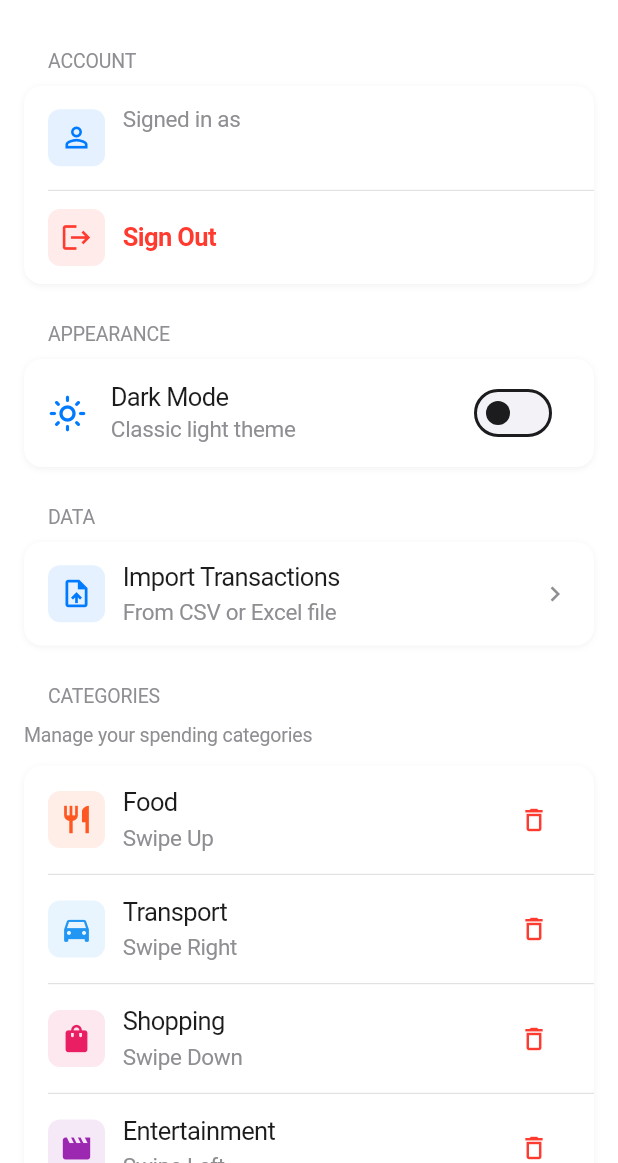
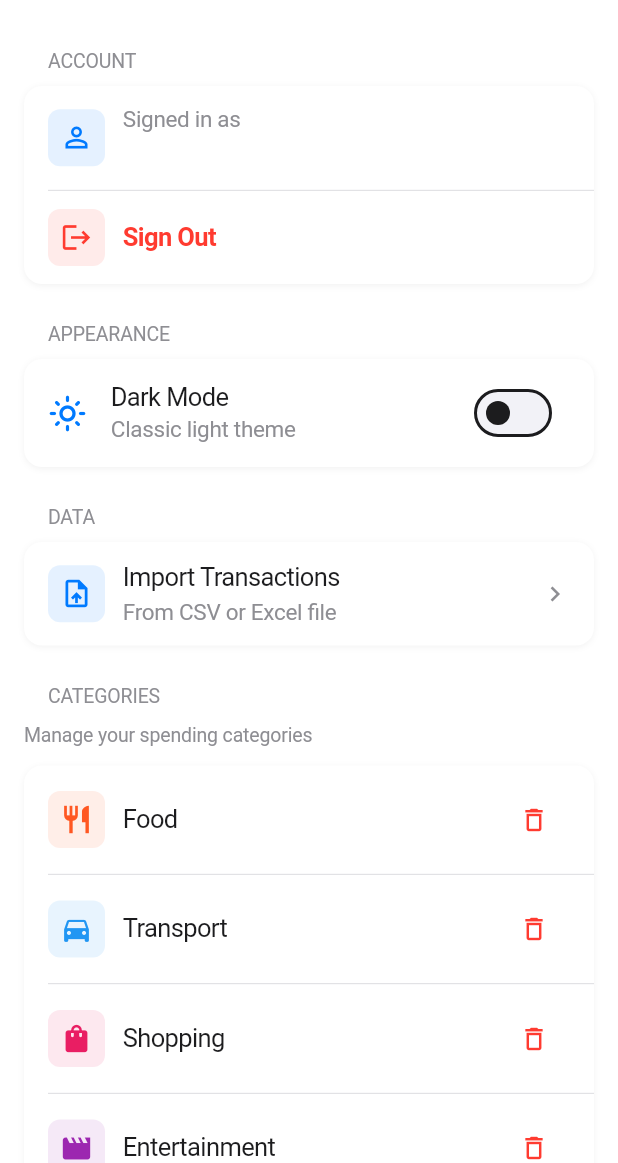
Before and after one commit to grantgoodstein98-max/-swipe-spend, a Flutter app: the screen it shows once a user with an empty profile is signed in, after a tap on the "settings" icon, on a phone screen of 412 x 824 dp, the part 73-1236 px from its top. Run offline on Flutter 3.47's test engine with Material 3 defaults, Android fonts, the phone set to English and light mode, and no system bars; our stand-ins replace cloud_firestore, csv, file_picker, firebase_auth, firebase_core, fl_chart and 3 more; missing offline and left inert: excel; accounts and stored records are empty.

Commit message:
Decouple categories from swipe mappings
Major refactor to allow unlimited categories without requiring swipe assignments:

- Removed swipeDirection requirement from Category model
- Created separate swipe mapping system stored independently
- Fixed "Other" category to always map to down swipe (locked)
- Only up/left/right swipes are user-configurable
- Top 3 categories plus Other are mapped by default
- Categories can now be added freely without swipe constraints
- Updated UI to show lock icon for down swipe
- Simplified add/edit category dialogs (no direction selection needed)
- Fixed spending_analyzer.dart to work without swipeDirection

🤖 Generated with [Claude Code](https://claude.com/claude-code)

Co-Authored-By: Claude <noreply@anthropic.com>

```diff
--- a/lib/models/category.dart
+++ b/lib/models/category.dart
@@ -9,14 +9,12 @@ class Category {
   final String id;
   final String name;
   final String colorHex;
-  final SwipeDirection swipeDirection;
   final String iconName;
 
   Category({
     required this.id,
     required this.name,
     required this.colorHex,
-    required this.swipeDirection,
     required this.iconName,
   });
 
@@ -26,7 +24,6 @@ class Category {
       'id': id,
       'name': name,
       'colorHex': colorHex,
-      'swipeDirection': swipeDirection.toString().split('.').last,
       'iconName': iconName,
     };
   }
@@ -37,9 +34,6 @@ class Category {
       id: json['id'] as String,
       name: json['name'] as String,
       colorHex: json['colorHex'] as String,
-      swipeDirection: SwipeDirection.values.firstWhere(
-        (e) => e.toString().split('.').last == json['swipeDirection'],
-      ),
       iconName: json['iconName'] as String,
     );
   }
@@ -65,7 +59,7 @@ class Category {
 
   @override
   String toString() {
-    return 'Category{id: $id, name: $name, swipeDirection: $swipeDirection}';
+    return 'Category{id: $id, name: $name}';
   }
 
   /// Create default categories for initial setup
@@ -75,44 +69,42 @@ class Category {
         id: '1',
         name: 'Food',
         colorHex: 'FF5722',
-        swipeDirection: SwipeDirection.up,
         iconName: 'restaurant',
       ),
       Category(
         id: '2',
         name: 'Transport',
         colorHex: '2196F3',
-        swipeDirection: SwipeDirection.right,
         iconName: 'directions_car',
       ),
       Category(
         id: '3',
         name: 'Shopping',
         colorHex: 'E91E63',
-        swipeDirection: SwipeDirection.down,
         iconName: 'shopping_bag',
       ),
       Category(
         id: '4',
         name: 'Entertainment',
         colorHex: '9C27B0',
-        swipeDirection: SwipeDirection.left,
         iconName: 'movie',
       ),
       Category(
         id: '5',
-        name: 'Bills',
-        colorHex: 'FF9800',
-        swipeDirection: SwipeDirection.up,
-        iconName: 'receipt',
-      ),
-      Category(
-        id: '6',
         name: 'Other',
         colorHex: '607D8B',
-        swipeDirection: SwipeDirection.down,
         iconName: 'category',
       ),
     ];
   }
+
+  /// Get default swipe mappings (Other=down, top 3 categories for other directions)
+  static Map<SwipeDirection, String> getDefaultSwipeMappings() {
+    return {
+      SwipeDirection.down: '5',  // Other - fixed
+      SwipeDirection.up: '1',     // Food
+      SwipeDirection.right: '2',  // Transport
+      SwipeDirection.left: '3',   // Shopping
+    };
+  }
 }
--- a/lib/screens/settings_screen.dart
+++ b/lib/screens/settings_screen.dart
@@ -538,11 +538,14 @@ class SettingsScreen extends StatelessWidget {
     final currentCategory = categoryId != null
         ? categoryProvider.getCategoryById(categoryId)
         : null;
+    final isDownDirection = direction == model.SwipeDirection.down;
 
     return Material(
       color: Colors.transparent,
       child: InkWell(
-        onTap: () => _showCategoryPicker(
+        onTap: isDownDirection
+            ? null // Disable tap for down direction
+            : () => _showCategoryPicker(
                   context,
                   title,
                   direction,
@@ -609,9 +612,9 @@ class SettingsScreen extends StatelessWidget {
                 ),
               ),
 
-              // iOS-style chevron
+              // iOS-style chevron or lock icon
               Icon(
-                Icons.chevron_right,
+                isDownDirection ? Icons.lock_outline : Icons.chevron_right,
                 color: theme.textTheme.bodySmall?.color,
                 size: 20,
               ),
@@ -630,6 +633,16 @@ class SettingsScreen extends StatelessWidget {
     List<model.Category> categories,
     CategoryProvider categoryProvider,
   ) {
+    // Don't allow changing down swipe (reserved for "Other")
+    if (direction == model.SwipeDirection.down) {
+      return;
+    }
+
+    // Filter out "Other" category for non-down directions
+    final selectableCategories = categories
+        .where((c) => c.name.toLowerCase() != 'other')
+        .toList();
+
     final theme = Theme.of(context);
     final isDark = theme.brightness == Brightness.dark;
 
@@ -684,13 +697,13 @@ class SettingsScreen extends StatelessWidget {
                 ),
                 child: ListView.separated(
                   shrinkWrap: true,
-                  itemCount: categories.length,
+                  itemCount: selectableCategories.length,
                   separatorBuilder: (context, index) => const Divider(
                     height: 1,
                     indent: 72,
                   ),
                   itemBuilder: (context, index) {
-                    final category = categories[index];
+                    final category = selectableCategories[index];
                     final isCurrentlyMapped =
                         categoryProvider.getCategoryForSwipe(direction) ==
                             category.id;
@@ -807,21 +820,11 @@ class SettingsScreen extends StatelessWidget {
               ),
               const SizedBox(width: 12),
 
-              // Category name and swipe direction
+              // Category name
               Expanded(
-                child: Column(
-                  crossAxisAlignment: CrossAxisAlignment.start,
-                  children: [
-                    Text(
+                child: Text(
                   category.name,
                   style: theme.textTheme.bodyLarge,
-                    ),
-                    const SizedBox(height: 2),
-                    Text(
-                      _getDirectionDisplayName(category.swipeDirection),
-                      style: theme.textTheme.bodySmall,
-                    ),
-                  ],
                 ),
               ),
 
@@ -864,22 +867,7 @@ class SettingsScreen extends StatelessWidget {
     BuildContext context,
     CategoryProvider categoryProvider,
   ) async {
-    final availableDirections = categoryProvider.getAvailableDirections();
-
-    if (availableDirections.isEmpty) {
-      ScaffoldMessenger.of(context).showSnackBar(
-        const SnackBar(
-          content: Text('All swipe directions are already assigned'),
-          duration: Duration(seconds: 2),
-        ),
-      );
-      return;
-    }
-
-    final newCategory = await AddCategoryDialog.showAdd(
-      context,
-      availableDirections,
-    );
+    final newCategory = await AddCategoryDialog.showAdd(context);
 
     if (newCategory != null) {
       try {
@@ -917,14 +905,9 @@ class SettingsScreen extends StatelessWidget {
     model.Category category,
     CategoryProvider categoryProvider,
   ) async {
-    final availableDirections = categoryProvider.getAvailableDirections(
-      excludeCategoryId: category.id,
-    );
-
     final updatedCategory = await AddCategoryDialog.showEdit(
       context,
       category,
-      availableDirections,
     );
 
     if (updatedCategory != null) {
--- a/lib/services/category_service.dart
+++ b/lib/services/category_service.dart
@@ -5,6 +5,7 @@ import '../models/category.dart';
 /// Service for managing categories with local persistence
 class CategoryService {
   static const String _categoriesKey = 'categories';
+  static const String _swipeMappingsKey = 'swipe_mappings';
 
   /// Save categories to local storage
   Future<void> saveCategories(List<Category> categories) async {
@@ -69,8 +70,55 @@ class CategoryService {
     try {
       final prefs = await SharedPreferences.getInstance();
       await prefs.remove(_categoriesKey);
+      await prefs.remove(_swipeMappingsKey);
     } catch (e) {
       throw Exception('Failed to clear categories: $e');
     }
   }
+
+  /// Save swipe mappings to local storage
+  Future<void> saveSwipeMappings(Map<SwipeDirection, String> mappings) async {
+    try {
+      final prefs = await SharedPreferences.getInstance();
+      final mappingsJson = <String, String>{};
+      mappings.forEach((direction, categoryId) {
+        mappingsJson[direction.toString().split('.').last] = categoryId;
+      });
+      final jsonString = jsonEncode(mappingsJson);
+      await prefs.setString(_swipeMappingsKey, jsonString);
+    } catch (e) {
+      throw Exception('Failed to save swipe mappings: $e');
+    }
+  }
+
+  /// Load swipe mappings from local storage
+  /// Returns default mappings if none exist
+  Future<Map<SwipeDirection, String>> loadSwipeMappings() async {
+    try {
+      final prefs = await SharedPreferences.getInstance();
+      final jsonString = prefs.getString(_swipeMappingsKey);
+
+      if (jsonString == null || jsonString.isEmpty) {
+        // Initialize with default mappings if none exist
+        final defaultMappings = Category.getDefaultSwipeMappings();
+        await saveSwipeMappings(defaultMappings);
+        return defaultMappings;
+      }
+
+      final Map<String, dynamic> jsonMap = jsonDecode(jsonString);
+      final mappings = <SwipeDirection, String>{};
+      jsonMap.forEach((key, value) {
+        final direction = SwipeDirection.values.firstWhere(
+          (e) => e.toString().split('.').last == key,
+        );
+        mappings[direction] = value as String;
+      });
+      return mappings;
+    } catch (e) {
+      // If there's any error loading, return default mappings
+      final defaultMappings = Category.getDefaultSwipeMappings();
+      await saveSwipeMappings(defaultMappings);
+      return defaultMappings;
+    }
+  }
 }
--- a/lib/utils/spending_analyzer.dart
+++ b/lib/utils/spending_analyzer.dart
@@ -63,7 +63,6 @@ class SpendingAnalyzer {
           id: entry.key,
           name: 'Unknown',
           colorHex: '000000',
-          swipeDirection: SwipeDirection.up,
           iconName: 'help_outline',
         ),
       );
@@ -96,7 +95,6 @@ class SpendingAnalyzer {
         id: '',
         name: 'Uncategorized',
         colorHex: '000000',
-        swipeDirection: SwipeDirection.up,
         iconName: 'help_outline',
       ),
     );
@@ -117,7 +115,6 @@ class SpendingAnalyzer {
           id: mostFrequent.key,
           name: 'Unknown',
           colorHex: '000000',
-          swipeDirection: SwipeDirection.up,
           iconName: 'help_outline',
         ),
       );
```
Also changed, not shown: lib/providers/category_provider.dart (+67 -36 lines), lib/widgets/add_category_dialog.dart (+3 -93 lines), .claude/settings.local.json. Lines whose indentation alone changed are shown as unchanged.
